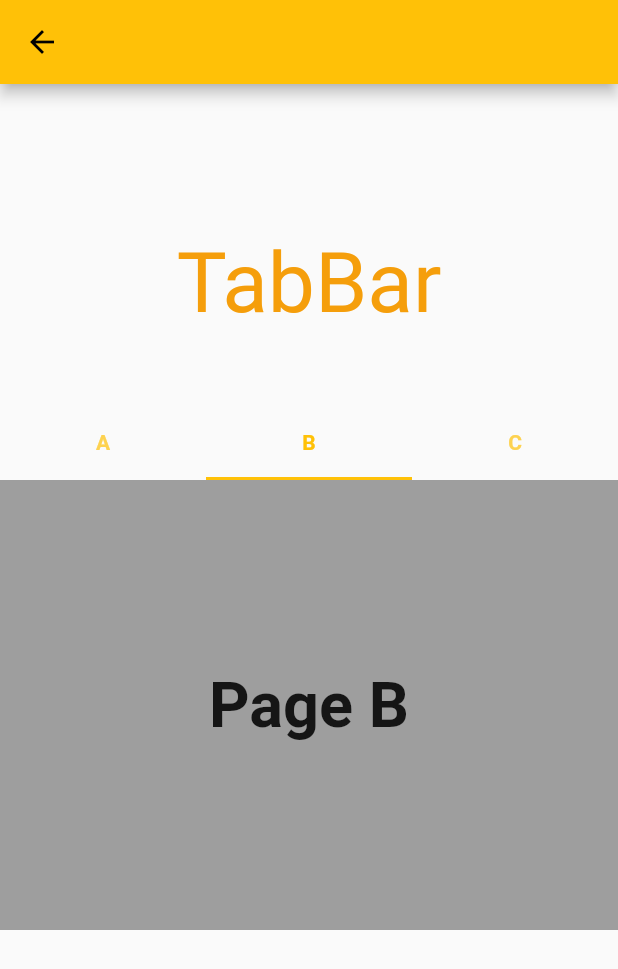
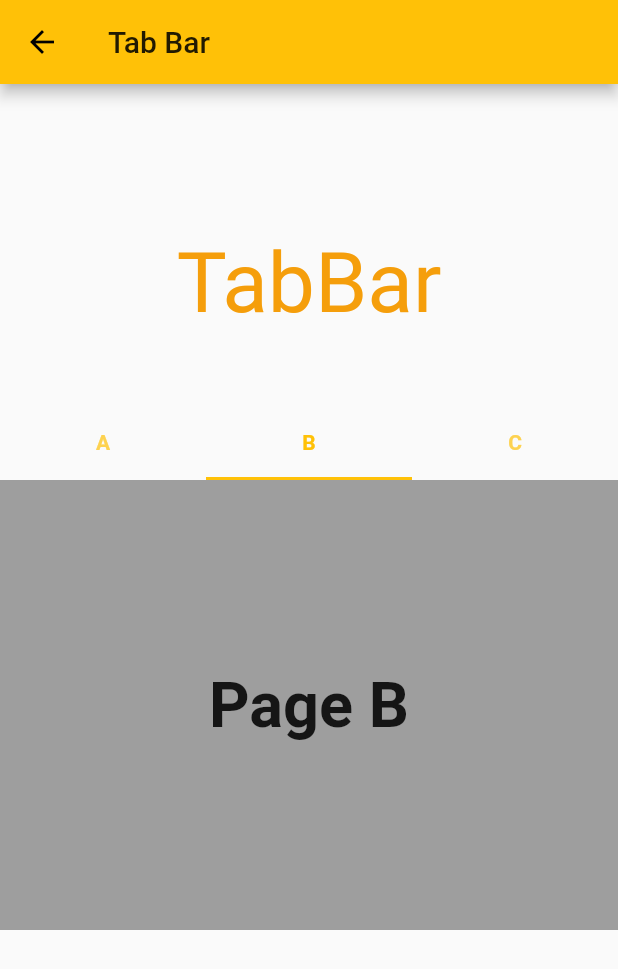
Before and after one commit to Kushh37/flutter-widgets, a Flutter app: the screen it shows after launch, after a tap on "Tab Bar", on a phone screen of 412 x 824 dp. Shown: the top 969 px of the screen. Run offline on Flutter 3.47's test engine with Material 2 defaults, Android fonts, the phone set to English and light mode, and no system bars; our stand-ins replace velocity_x.

Commit message:
2-Commit

```diff
--- a/lib/Pages/homepage.dart
+++ b/lib/Pages/homepage.dart
@@ -12,7 +12,7 @@ class _MyHomePageState extends State<MyHomePage> {
   Widget build(BuildContext context) {
     return Scaffold(
       appBar: AppBar(
-        title: Text("Utils"),
+        title: Text("Flutter Widgets"),
       ),
       body: Container(
         child: WillpopScope(),
@@ -24,7 +24,9 @@ class _MyHomePageState extends State<MyHomePage> {
 class WillpopScope extends StatelessWidget {
   @override
   Widget build(BuildContext context) {
-    return Row(
+    return Column(
+      children: [
+        Row(
           crossAxisAlignment: CrossAxisAlignment.center,
           mainAxisAlignment: MainAxisAlignment.spaceEvenly,
           children: [
@@ -33,6 +35,7 @@ class WillpopScope extends StatelessWidget {
               width: 150,
               child: ElevatedButton(
                   onPressed: () {
+                    //context.vxNav.push(Uri.parse(MyRoutes.willpopscope));
                     Navigator.pushNamed(context, MyRoutes.willpopscope);
                   },
                   child: "WillPopScope".text.make()),
@@ -47,6 +50,23 @@ class WillpopScope extends StatelessWidget {
                   child: "Tab Bar".text.make()),
             ).p12(),
           ],
+        ),
+        Row(
+          crossAxisAlignment: CrossAxisAlignment.center,
+          mainAxisAlignment: MainAxisAlignment.spaceEvenly,
+          children: [
+            Container(
+              height: 50,
+              width: 150,
+              child: ElevatedButton(
+                  onPressed: () {
+                    Navigator.pushNamed(context, MyRoutes.animatedBuilder);
+                  },
+                  child: "Animated Builder".text.make()),
+            ).p12()
+          ],
+        )
+      ],
     );
   }
 }
--- a/lib/Pages/tabbar.dart
+++ b/lib/Pages/tabbar.dart
@@ -18,7 +18,9 @@ class _TaabBarState extends State<TaabBar> with SingleTickerProviderStateMixin {
   @override
   Widget build(BuildContext context) {
     return Scaffold(
-      appBar: AppBar(),
+      appBar: AppBar(
+        title: "Tab Bar".text.make(),
+      ),
       body: Center(
         child: Column(
           children: [
--- a/lib/Routes/routes.dart
+++ b/lib/Routes/routes.dart
@@ -2,4 +2,5 @@ class MyRoutes {
   static String homeRoute = "/home";
   static String willpopscope = "/willpopscope";
   static String tabBar = "/tabbar";
+  static String animatedBuilder = "/animatedbuilder";
 }
--- a/lib/main.dart
+++ b/lib/main.dart
@@ -1,4 +1,5 @@
 import 'package:flutter/material.dart';
+import 'package:flutter_widgets/Pages/animatedbuilder.dart';
 import 'package:flutter_widgets/Pages/tabbar.dart';
 import 'package:flutter_widgets/Routes/routes.dart';
 
@@ -14,7 +15,7 @@ class MyApp extends StatelessWidget {
   Widget build(BuildContext context) {
     return MaterialApp(
       debugShowCheckedModeBanner: false,
-      title: 'Utils',
+      title: 'Flutter Widgets',
       theme: ThemeData(primarySwatch: Colors.amber),
       home: MyHomePage(),
       initialRoute: MyRoutes.homeRoute,
@@ -22,6 +23,7 @@ class MyApp extends StatelessWidget {
         MyRoutes.homeRoute: (context) => MyHomePage(),
         MyRoutes.willpopscope: (context) => WilllPopScope(),
         MyRoutes.tabBar: (context) => TaabBar(),
+        MyRoutes.animatedBuilder: (context) => AanimatedBuilder(),
       },
     );
   }
```
Also changed, not shown: lib/Pages/animatedbuilder.dart (added, +61 -0 lines). Lines whose indentation alone changed are shown as unchanged.
